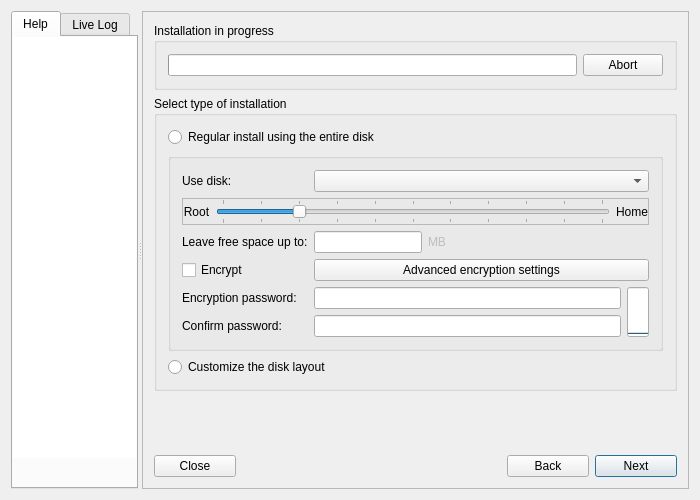
Above: meinstall.ui from gazelle-installer/gazelle-installer before the change. Below: the same form after it.
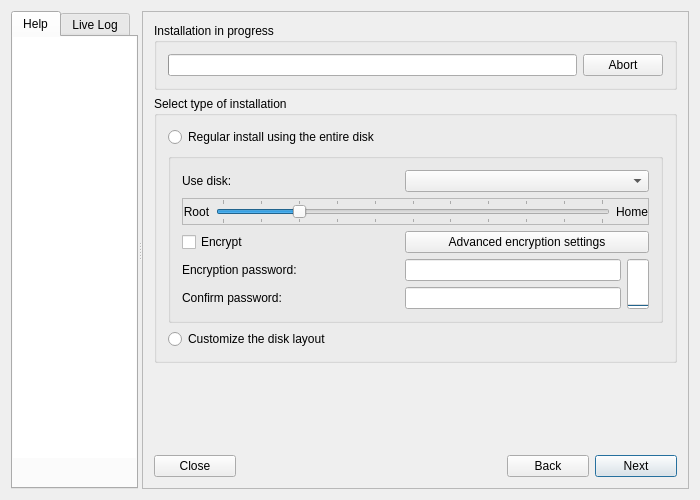
That is the form after the change. The open tabs and pages were chosen to show the change. Icons and pictures are not drawn. Custom widgets are drawn as their Qt base class.

Commit message: Eliminated regular install free space field. Hidden for over over week, no complaints. There was no associated configuration file setting.

Patch:
```diff
--- a/meinstall.ui
+++ b/meinstall.ui
@@ -28,6 +28,9 @@
   <layout class="QHBoxLayout">
    <item>
     <widget class="QSplitter" name="splitter">
+     <property name="orientation">
+      <enum>Qt::Horizontal</enum>
+     </property>
      <property name="opaqueResize">
       <bool>false</bool>
      </property>
@@ -391,7 +394,7 @@
                  <string/>
                 </property>
                 <layout class="QGridLayout">
-                 <item row="5" column="0" colspan="2">
+                 <item row="4" column="0" colspan="2">
                   <widget class="QLabel" name="labelFDEpass2">
                    <property name="enabled">
                     <bool>true</bool>
@@ -401,6 +404,29 @@
                    </property>
                   </widget>
                  </item>
+                 <item row="3" column="0" colspan="2">
+                  <widget class="QLabel" name="labelFDEpass">
+                   <property name="text">
+                    <string>Encryption password:</string>
+                   </property>
+                  </widget>
+                 </item>
+                 <item row="2" column="2" colspan="3">
+                  <widget class="QPushButton" name="buttonAdvancedFDE">
+                   <property name="enabled">
+                    <bool>true</bool>
+                   </property>
+                   <property name="sizePolicy">
+                    <sizepolicy hsizetype="MinimumExpanding" vsizetype="Fixed">
+                     <horstretch>0</horstretch>
+                     <verstretch>0</verstretch>
+                    </sizepolicy>
+                   </property>
+                   <property name="text">
+                    <string>Advanced encryption settings</string>
+                   </property>
+                  </widget>
+                 </item>
                  <item row="0" column="0" colspan="2">
                   <widget class="QLabel" name="useDiskLabel">
                    <property name="sizePolicy">
@@ -420,68 +446,7 @@
                    </property>
                   </widget>
                  </item>
-                 <item row="3" column="2" colspan="5">
-                  <widget class="QPushButton" name="buttonAdvancedFDE">
-                   <property name="enabled">
-                    <bool>true</bool>
-                   </property>
-                   <property name="sizePolicy">
-                    <sizepolicy hsizetype="MinimumExpanding" vsizetype="Fixed">
-                     <horstretch>0</horstretch>
-                     <verstretch>0</verstretch>
-                    </sizepolicy>
-                   </property>
-                   <property name="text">
-                    <string>Advanced encryption settings</string>
-                   </property>
-                  </widget>
-                 </item>
-                 <item row="2" column="4" colspan="3">
-                  <spacer name="horizontalSpacer_2">
-                   <property name="orientation">
-                    <enum>Qt::Horizontal</enum>
-                   </property>
-                   <property name="sizeHint" stdset="0">
-                    <size>
-                     <width>0</width>
-                     <height>0</height>
-                    </size>
-                   </property>
-                  </spacer>
-                 </item>
-                 <item row="0" column="2" colspan="5">
-                  <widget class="QComboBox" name="diskCombo">
-                   <property name="sizePolicy">
-                    <sizepolicy hsizetype="MinimumExpanding" vsizetype="Fixed">
-                     <horstretch>0</horstretch>
-                     <verstretch>0</verstretch>
-                    </sizepolicy>
-                   </property>
-                  </widget>
-                 </item>
-                 <item row="2" column="2">
-                  <widget class="QLineEdit" name="freeSpaceEdit">
-                   <property name="sizePolicy">
-                    <sizepolicy hsizetype="Preferred" vsizetype="Fixed">
-                     <horstretch>0</horstretch>
-                     <verstretch>0</verstretch>
-                    </sizepolicy>
-                   </property>
-                   <property name="inputMask">
-                    <string notr="true">00000000</string>
-                   </property>
-                   <property name="cursorPosition">
-                    <number>0</number>
-                   </property>
-                   <property name="alignment">
-                    <set>Qt::AlignRight</set>
-                   </property>
-                   <property name="clearButtonEnabled">
-                    <bool>false</bool>
-                   </property>
-                  </widget>
-                 </item>
-                 <item row="4" column="2" colspan="4">
+                 <item row="3" column="2" colspan="2">
                   <widget class="MLineEdit" name="FDEpassword">
                    <property name="maxLength">
                     <number>512</number>
@@ -492,22 +457,29 @@
                   </widget>
                  </item>
                  <item row="2" column="0" colspan="2">
-                  <widget class="QLabel" name="leaveLabel">
+                  <widget class="QCheckBox" name="checkBoxEncryptAuto">
                    <property name="sizePolicy">
-                    <sizepolicy hsizetype="MinimumExpanding" vsizetype="Minimum">
+                    <sizepolicy hsizetype="Preferred" vsizetype="Fixed">
                      <horstretch>0</horstretch>
                      <verstretch>0</verstretch>
                     </sizepolicy>
                    </property>
                    <property name="text">
-                    <string>Leave free space up to:</string>
+                    <string>Encrypt</string>
                    </property>
-                   <property name="wordWrap">
-                    <bool>false</bool>
+                  </widget>
+                 </item>
+                 <item row="0" column="2" colspan="3">
+                  <widget class="QComboBox" name="diskCombo">
+                   <property name="sizePolicy">
+                    <sizepolicy hsizetype="MinimumExpanding" vsizetype="Fixed">
+                     <horstretch>0</horstretch>
+                     <verstretch>0</verstretch>
+                    </sizepolicy>
                    </property>
                   </widget>
                  </item>
-                 <item row="4" column="6" rowspan="2">
+                 <item row="3" column="4" rowspan="2">
                   <widget class="QProgressBar" name="pbFDEpassMeter">
                    <property name="sizePolicy">
                     <sizepolicy hsizetype="Fixed" vsizetype="Ignored">
@@ -520,53 +492,7 @@
                    </property>
                   </widget>
                  </item>
-                 <item row="5" column="2" colspan="4">
-                  <widget class="MLineEdit" name="FDEpassword2">
-                   <property name="maxLength">
-                    <number>512</number>
-                   </property>
-                   <property name="echoMode">
-                    <enum>QLineEdit::Password</enum>
-                   </property>
-                  </widget>
-                 </item>
-                 <item row="3" column="0" colspan="2">
-                  <widget class="QCheckBox" name="checkBoxEncryptAuto">
-                   <property name="sizePolicy">
-                    <sizepolicy hsizetype="Preferred" vsizetype="Fixed">
-                     <horstretch>0</horstretch>
-                     <verstretch>0</verstretch>
-                    </sizepolicy>
-                   </property>
-                   <property name="text">
-                    <string>Encrypt</string>
-                   </property>
-                  </widget>
-                 </item>
-                 <item row="2" column="3">
-                  <widget class="QLabel" name="freeLabel">
-                   <property name="enabled">
-                    <bool>false</bool>
-                   </property>
-                   <property name="sizePolicy">
-                    <sizepolicy hsizetype="Minimum" vsizetype="Minimum">
-                     <horstretch>0</horstretch>
-                     <verstretch>0</verstretch>
-                    </sizepolicy>
-                   </property>
-                   <property name="text">
-                    <string>MB </string>
-                   </property>
-                  </widget>
-                 </item>
-                 <item row="4" column="0" colspan="2">
-                  <widget class="QLabel" name="labelFDEpass">
-                   <property name="text">
-                    <string>Encryption password:</string>
-                   </property>
-                  </widget>
-                 </item>
-                 <item row="1" column="0" colspan="7">
+                 <item row="1" column="0" colspan="5">
                   <widget class="QFrame" name="frameSliderPart">
                    <property name="frameShape">
                     <enum>QFrame::StyledPanel</enum>
@@ -641,6 +567,16 @@
                    </layout>
                   </widget>
                  </item>
+                 <item row="4" column="2" colspan="2">
+                  <widget class="MLineEdit" name="FDEpassword2">
+                   <property name="maxLength">
+                    <number>512</number>
+                   </property>
+                   <property name="echoMode">
+                    <enum>QLineEdit::Password</enum>
+                   </property>
+                  </widget>
+                 </item>
                 </layout>
                </widget>
               </item>
```
Left out of the diff: 10 changed lines with no effect on the pictures. The commit also changes 2 other files.
